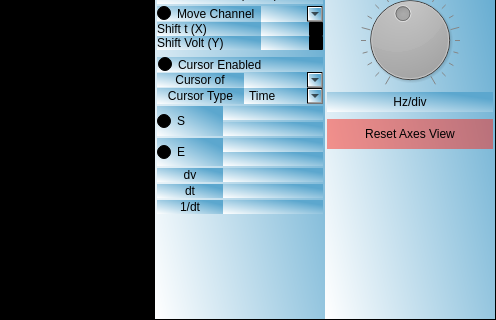
Old version of the form main.ui in the repository AYANDEY/Scope-Analyser; both pictures show x 516 to 1012 and y 347 to 667 of the 1012 by 667 pixel window.
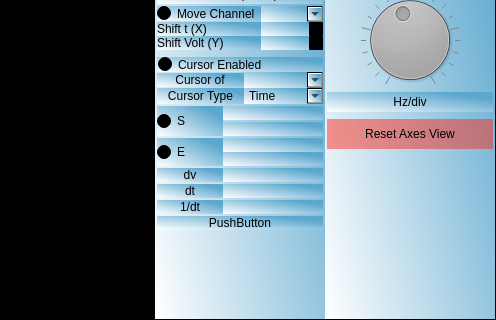
New version of the form. Custom widgets are drawn as their Qt base class.

```diff
--- a/main.ui
+++ b/main.ui
@@ -1247,6 +1247,13 @@
                   </item>
                  </layout>
                 </item>
+                <item>
+                 <widget class="QPushButton" name="pushButton">
+                  <property name="text">
+                   <string>PushButton</string>
+                  </property>
+                 </widget>
+                </item>
                 <item>
                  <spacer name="verticalSpacer_last">
                   <property name="orientation">
```
